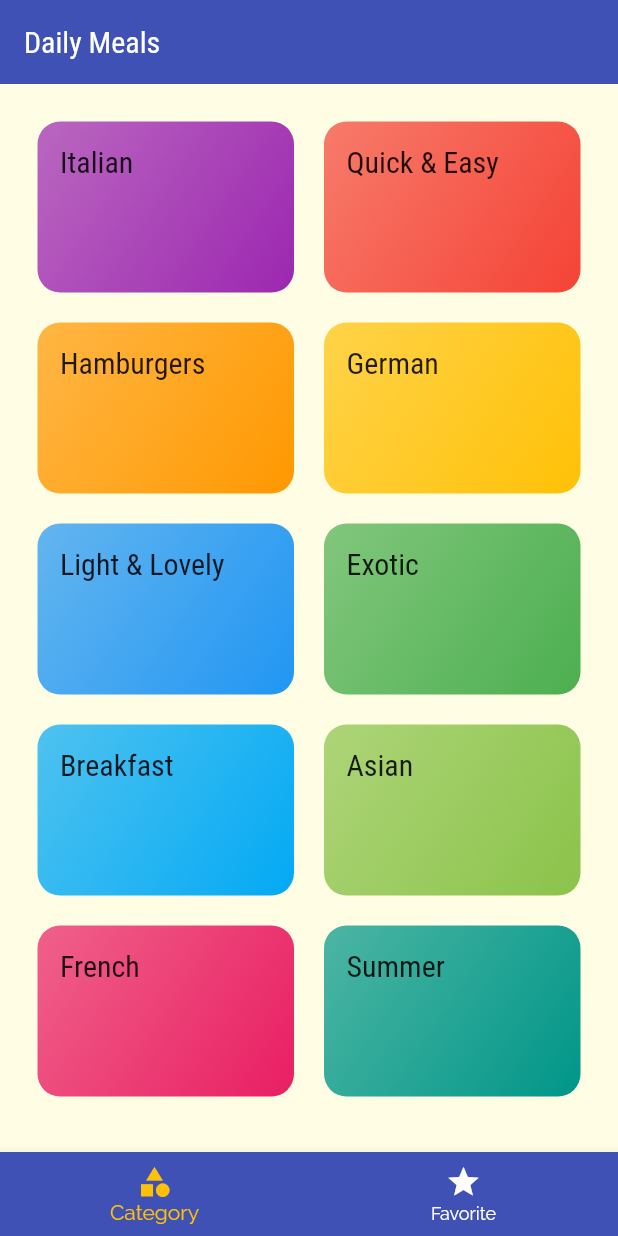
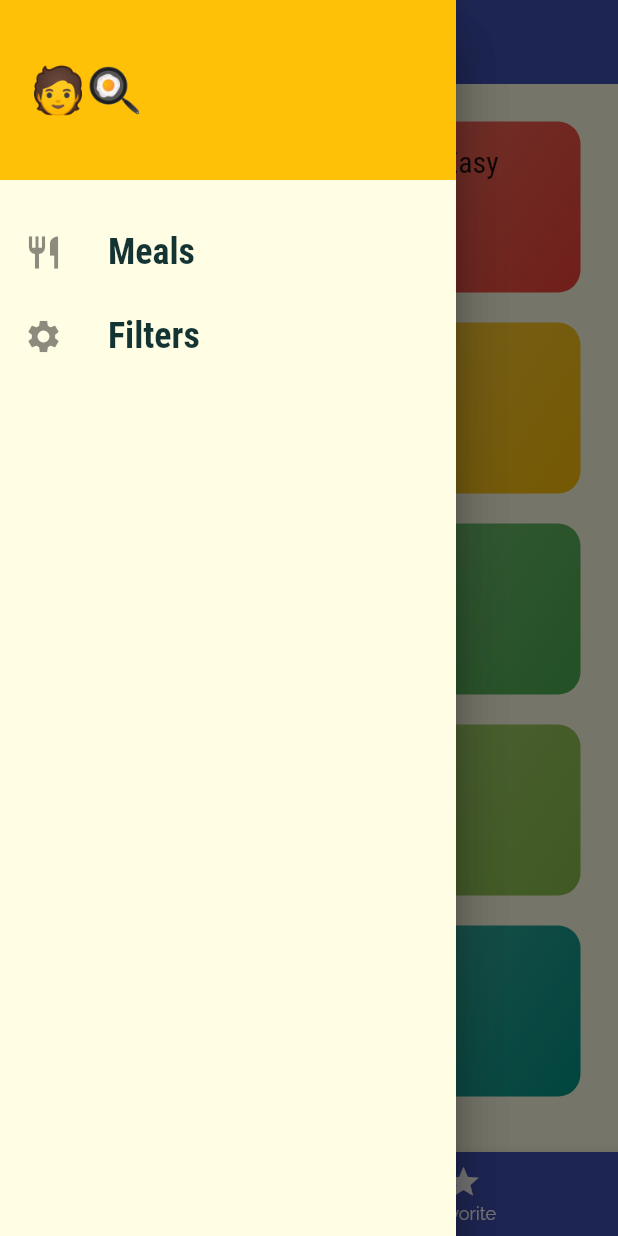
Before and after one commit to Raj-Mandloii/Meal-App-Flutter, a Flutter app: the screen it shows after launch, with the side drawer open (before the commit the screen has no drawer), on a phone screen of 412 x 824 dp. Run offline on Flutter 3.47's test engine with Material 2 defaults, Android fonts, the phone set to English and light mode, and no system bars.

Commit message:
temporery delete meal added

```diff
--- a/lib/main.dart
+++ b/lib/main.dart
@@ -1,4 +1,5 @@
 import 'package:flutter/material.dart';
+import 'package:meals_app/screens/filters_screen.dart';
 import 'package:meals_app/screens/meal_detail_screen.dart';
 import 'package:meals_app/screens/tabs_screen.dart';
 import 'screens/category_meals_screen.dart';
@@ -37,6 +38,7 @@ class MyApp extends StatelessWidget {
         "/": (context) => TabsScreen(),
         "/category-meals": (context) => CategoryMealsScreen(),
         "/meal_detail": (context) => const MealDetailScreen(),
+        "/filters": (context) => const FiltersScreen(),
       },
       onGenerateRoute: (settings) {
         // gives arguement and name
--- a/lib/screens/categories_screen.dart
+++ b/lib/screens/categories_screen.dart
@@ -8,10 +8,7 @@ class CategoriesScreen extends StatelessWidget {
   @override
   Widget build(BuildContext context) {
     return Scaffold(
-      appBar: AppBar(
-        title: const Text("Daily Meals"),
-        elevation: 0,
-      ),
+
       body: GridView(
         padding: const EdgeInsets.all(25),
         gridDelegate: const SliverGridDelegateWithMaxCrossAxisExtent(
--- a/lib/screens/meal_detail_screen.dart
+++ b/lib/screens/meal_detail_screen.dart
@@ -88,6 +88,12 @@ class MealDetailScreen extends StatelessWidget {
           ],
         ),
       ),
+      floatingActionButton: FloatingActionButton(
+        onPressed: (){
+          Navigator.of(context).pop(mealId);
+        },
+        child: const Icon(Icons.delete),
+      ),
     );
   }
 }
--- a/lib/screens/tabs_screen.dart
+++ b/lib/screens/tabs_screen.dart
@@ -1,4 +1,5 @@
 import 'package:flutter/material.dart';
+import 'package:meals_app/widgets/main_drawer.dart';
 import '../screens/favourite_screen.dart';
 import '../screens/categories_screen.dart';
 
@@ -25,6 +26,14 @@ class _TabsScreenState extends State<TabsScreen> {
   @override
   Widget build(BuildContext context) {
     return Scaffold(
+      appBar: AppBar(
+        title: const Text("Daily Meals"),
+        elevation: 0,
+
+      ),
+      drawer: const Drawer(
+        child: MainDrawer(),
+      ),
       // appBar: AppBar(
       //   title: const Text('Daily Meals'),
       // ),
--- /dev/null
+++ b/lib/widgets/main_drawer.dart
@@ -0,0 +1,53 @@
+import 'package:flutter/material.dart';
+
+class MainDrawer extends StatelessWidget {
+  const MainDrawer({Key? key}) : super(key: key);
+  Widget buildListTile(String title, IconData icons, Function tapHandler) {
+    return ListTile(
+      leading: Icon(
+        icons,
+        size: 26,
+      ),
+      title: Text(
+        title,
+        style: const TextStyle(
+            fontFamily: 'RobotoCondensed',
+            fontSize: 24,
+            fontWeight: FontWeight.bold),
+      ),
+      onTap: () => tapHandler(),
+    );
+  }
+
+  @override
+  Widget build(BuildContext context) {
+    return Drawer(
+      child: Column(
+        children: [
+          Container(
+            height: 120,
+            width: double.infinity,
+            padding: const EdgeInsets.all(20),
+            alignment: Alignment.centerLeft,
+            color: Theme.of(context).accentColor,
+            child: const Text(
+              "🧑‍🍳",
+              style: TextStyle(fontWeight: FontWeight.w900, fontSize: 30),
+            ),
+          ),
+          const SizedBox(
+            height: 20,
+          ),
+          buildListTile("Meals", Icons.restaurant, () {
+            Navigator.of(context).pushReplacementNamed('/');
+          }),
+          buildListTile("Filters", Icons.settings, () {
+            Navigator.of(context).pushReplacementNamed('/filters');
+          }),
+
+          ///
+        ],
+      ),
+    );
+  }
+}
```
Also changed, not shown: lib/screens/category_meals_screen.dart (+39 -15 lines), lib/screens/filters_screen.dart (added, +20 -0 lines), lib/widgets/meal_item.dart (+20 -11 lines).
